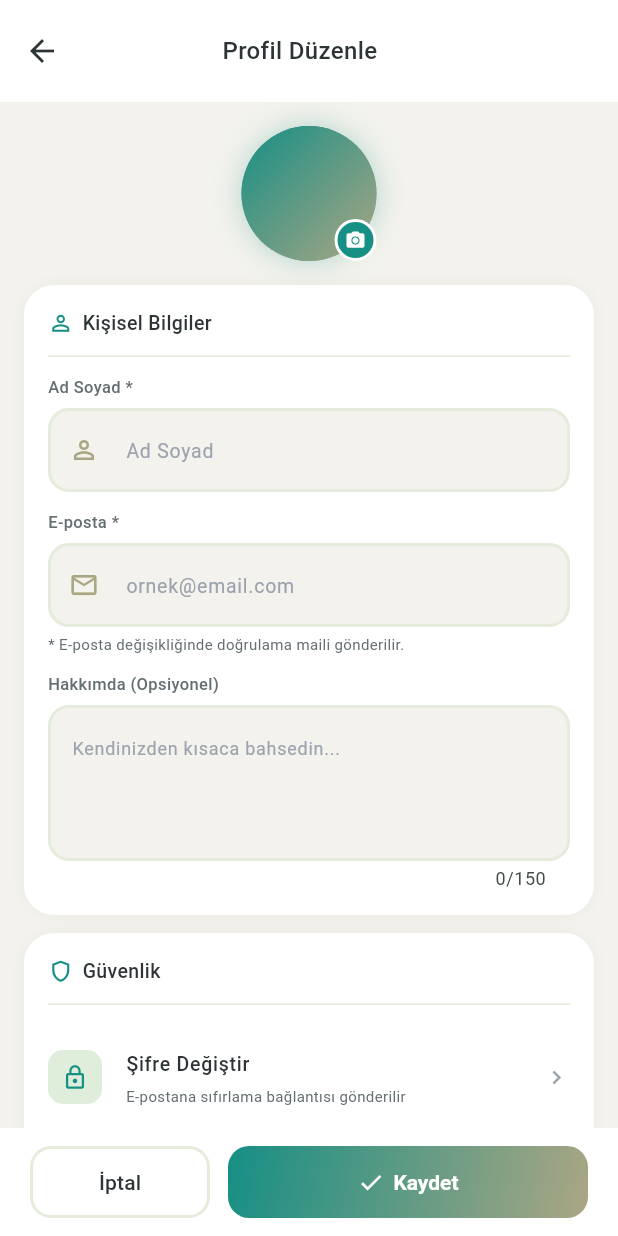
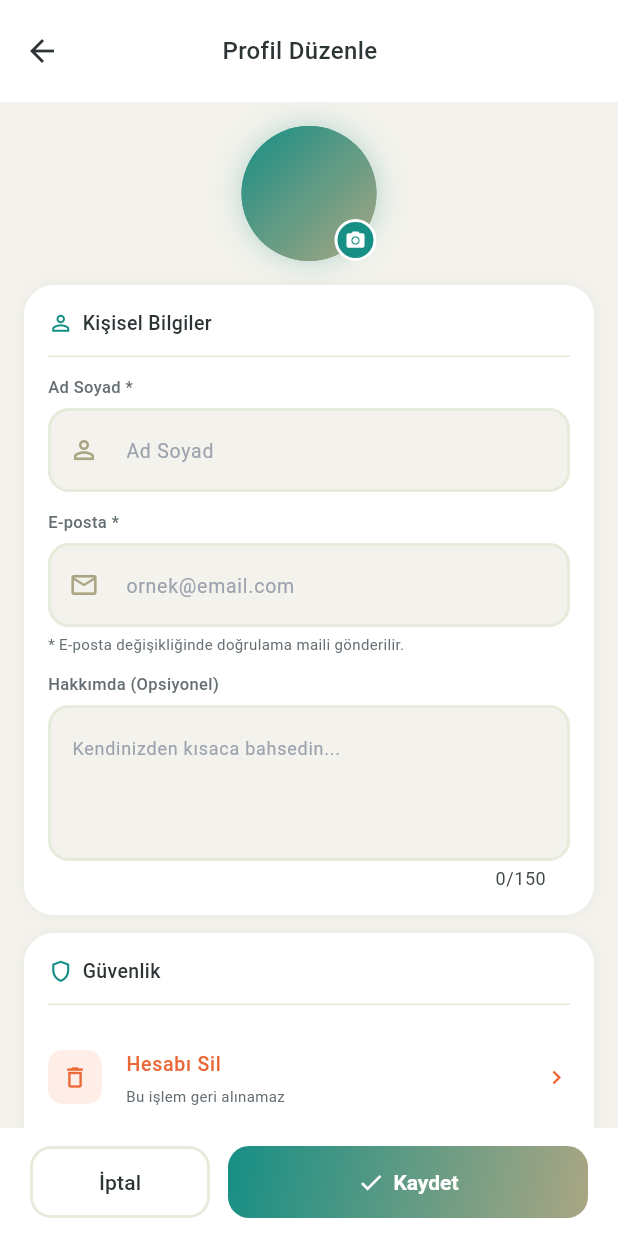
Before and after one commit to melisayalcinkaya/SkinSavvy, a Flutter app: the EditProfileScreen screen opened directly, on a phone screen of 412 x 824 dp. Run offline on Flutter 3.47's test engine with Material 3 defaults, Android fonts, the phone set to English and light mode, and no system bars; our stand-ins replace go_router, image_picker, share_plus, shared_preferences; accounts and stored records are empty.

Commit message:
fix(ui): overflows found by the layout scan
- Product grid used a fixed aspect ratio, so on 320 px the info area was
  62 px tall and cut the price row by 8.7 px; cards now have a fixed height
- Routine time chip ellipsizes instead of overflowing by a pixel
- Wishlist card: price and "Kullanmaya Başla" button no longer overflow
  (29-108 px on narrow screens)
- Expiry warning day chips wrap to a second line on narrow screens
- Security tiles get their own Material so the tap ripple is visible
- "Şifre Değiştir" is hidden where no reset e-mail can be sent; it
  promised a link that never came

Co-Authored-By: Claude Opus 5.5 <noreply@anthropic.com>
Claude-Session: https://claude.ai/code/session_017ibmEr9B5yaDWFsya6NTTs

```diff
--- a/app/lib/presentation/screens/products/products_screen.dart
+++ b/app/lib/presentation/screens/products/products_screen.dart
@@ -310,7 +310,9 @@ class _ProductsScreenState extends State<ProductsScreen> {
         gridDelegate: SliverGridDelegateWithFixedCrossAxisCount(
           // Geniş ekranda (tablet/web) daha çok sütun.
           crossAxisCount: (constraints.maxWidth / 190).floor().clamp(2, 5),
-          childAspectRatio: 0.72,
+          // Sabit oran dar ekranda (320 px) bilgi alanını 62 px'e düşürüp
+          // taşırıyordu; sabit yükseklikte bilgi alanı her genişlikte yeterli.
+          mainAxisExtent: 250,
           crossAxisSpacing: 10,
           mainAxisSpacing: 10,
         ),
--- a/app/lib/presentation/screens/profile/edit_profile_screen.dart
+++ b/app/lib/presentation/screens/profile/edit_profile_screen.dart
@@ -284,6 +284,8 @@ class _EditProfileScreenState extends State<EditProfileScreen> {
     icon: Icons.shield_outlined,
     child: Column(
       children: [
+        // E-posta gönderimi olmayan modda bu satır yanıltıcı olurdu.
+        if (context.read<SessionController>().supportsPasswordReset) ...[
           _securityTile(
             icon: Icons.lock_outline,
             title: 'Şifre Değiştir',
@@ -296,6 +298,7 @@ class _EditProfileScreenState extends State<EditProfileScreen> {
             ),
           ),
           const Divider(height: 1, color: AppColors.softGreen),
+        ],
         _securityTile(
           icon: Icons.delete_outline,
           title: 'Hesabı Sil',
@@ -313,7 +316,10 @@ class _EditProfileScreenState extends State<EditProfileScreen> {
     required String subtitle,
     required VoidCallback onTap,
     bool isDestructive = false,
-  }) => ListTile(
+  }) => Material(
+    // Renkli kartın içinde dokunma efekti görünsün.
+    type: MaterialType.transparency,
+    child: ListTile(
       onTap: onTap,
       contentPadding: EdgeInsets.zero,
       leading: Container(
@@ -345,6 +351,7 @@ class _EditProfileScreenState extends State<EditProfileScreen> {
         Icons.chevron_right,
         color: isDestructive ? AppColors.accent : AppColors.textLight,
         size: 18,
+      ),
     ),
   );
 
--- a/app/lib/presentation/screens/routine/routine_home_screen.dart
+++ b/app/lib/presentation/screens/routine/routine_home_screen.dart
@@ -262,14 +262,18 @@ class _RoutineHomeScreenState extends State<RoutineHomeScreen> {
                             color: AppColors.primary,
                           ),
                           const SizedBox(width: 3),
-                          Text(
+                          Flexible(
+                            child: Text(
                               entries.isEmpty
                                   ? time
                                   : '$time • $done/${entries.length} tamamlandı',
+                              maxLines: 1,
+                              overflow: TextOverflow.ellipsis,
                               style: const TextStyle(
                                 fontSize: 10,
                                 color: AppColors.primary,
                                 fontWeight: FontWeight.w500,
+                              ),
                             ),
                           ),
                         ],
```
Also changed, not shown: app/lib/presentation/screens/collections/collections_screen.dart (+12 -8 lines), app/lib/presentation/screens/profile/notifications_screen.dart (+5 -3 lines). Lines whose indentation alone changed are shown as unchanged.
